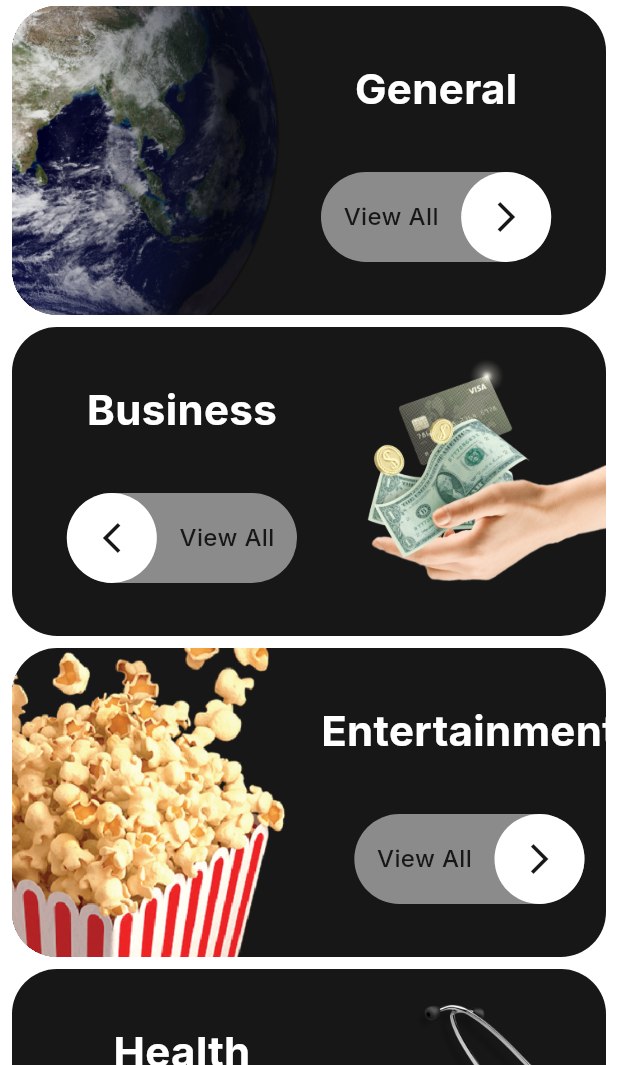
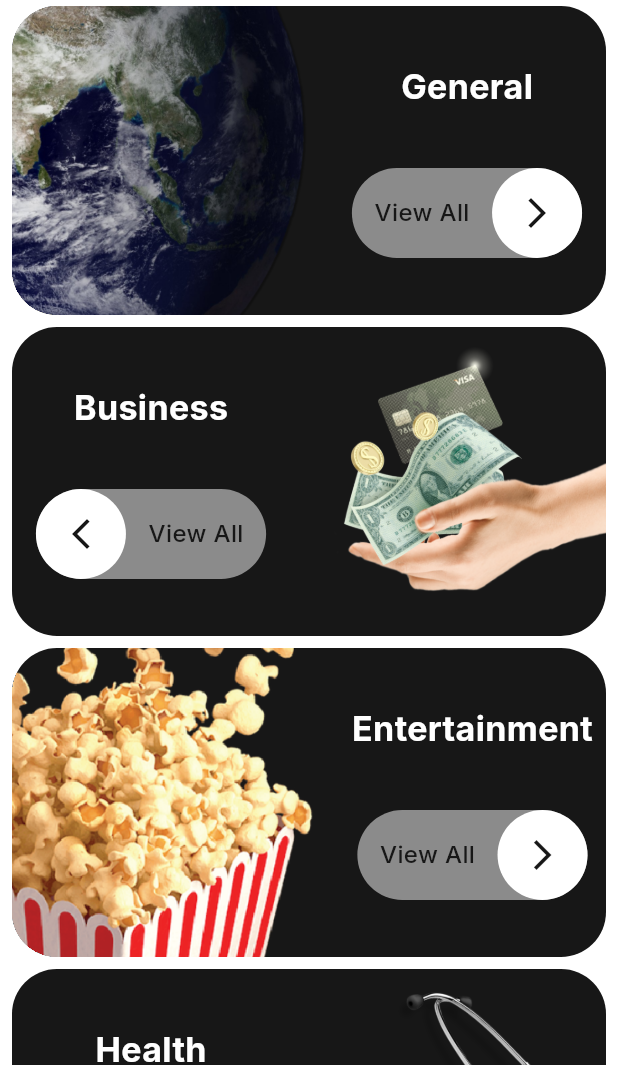
Before and after one commit to msalahzaki/news_app, a Flutter app: the screen it shows after launch, on a phone screen of 412 x 824 dp, the part 171-1236 px from its top. Run offline on Flutter 3.47's test engine with Material 3 defaults, Android fonts, the phone set to English and light mode, and no system bars; our stand-ins replace cached_network_image, get_time_ago, google_fonts; generated files the repository leaves out were written again.

Commit message:
small Changes

```diff
--- a/lib/ui/home/widget/home_category_widget.dart
+++ b/lib/ui/home/widget/home_category_widget.dart
@@ -13,7 +13,8 @@ final Function ()ontap ;
   Widget build(BuildContext context) {
     Size size = MediaQuery.of(context).size;
     return  Directionality (textDirection: isLeft ? TextDirection.ltr: TextDirection.rtl,
-      child: Container(margin: EdgeInsets.symmetric(vertical: 4),
+      child: Container(
+        margin: const EdgeInsets.symmetric(vertical: 4),
         height: size.height*.25,
         clipBehavior: Clip.hardEdge,
         decoration: BoxDecoration(
@@ -24,13 +25,19 @@ final Function ()ontap ;
           children: [
             Transform.rotate(
                 angle: 0,
-                child: Image.asset(imageUrl,width: size.width*.5,fit: BoxFit.cover,)),
+                child: Image.asset(
+                  imageUrl,
+                  width: size.width * .55,
+                  fit: BoxFit.cover,
+                )),
             Column(mainAxisAlignment: MainAxisAlignment.spaceEvenly,
               children: [
                 Text(
                   text,
-                  style: AppStyles.bold24white
-                      .copyWith(color: Theme.of(context).primaryColor,fontSize: 28,overflow:TextOverflow.ellipsis ),
+                  style: AppStyles.bold24white.copyWith(
+                      color: Theme.of(context).primaryColor,
+                      fontSize: size.width * .055,
+                      overflow: TextOverflow.ellipsis),
                 ),
                 InkWell(onTap: ontap,
                   child: Container(
--- a/lib/ui/news/news_item_widget.dart
+++ b/lib/ui/news/news_item_widget.dart
@@ -22,7 +22,7 @@ class NewsItemWidget extends StatelessWidget {
         );
       },
       child: Container(
-        margin: const EdgeInsets.symmetric(horizontal: 8),
+        margin: const EdgeInsets.symmetric(horizontal: 8, vertical: 4),
         padding: const EdgeInsets.all(5),
         decoration: BoxDecoration(
           borderRadius: BorderRadius.circular(16),
--- a/lib/ui/news/news_search.dart
+++ b/lib/ui/news/news_search.dart
@@ -26,6 +26,7 @@ class _NewsSearchState extends State<NewsSearch> {
         child: Column(
           children: [
             TextField(
+              onTap: getSeacrhedData,
               controller: searchEditingController,
               decoration: InputDecoration(
                   border: OutlineInputBorder(
--- a/lib/ui/news/news_widget.dart
+++ b/lib/ui/news/news_widget.dart
@@ -48,7 +48,7 @@ class _NewsWidgetState extends State<NewsWidget> {
               page == 1) {
             return const Expanded(
               child: Center(
-                child: CircleAvatar(),
+                child: CircularProgressIndicator(),
               ),
             );
           } else if (snapshot.hasError) {
@@ -100,7 +100,7 @@ class _NewsWidgetState extends State<NewsWidget> {
                             },
                             child: loadingMoreNews
                                 ? const Center(
-                                    child: CircleAvatar(),
+                                    child: CircularProgressIndicator(),
                                   )
                                 : const Text("Load More ....."),
                           )
```
